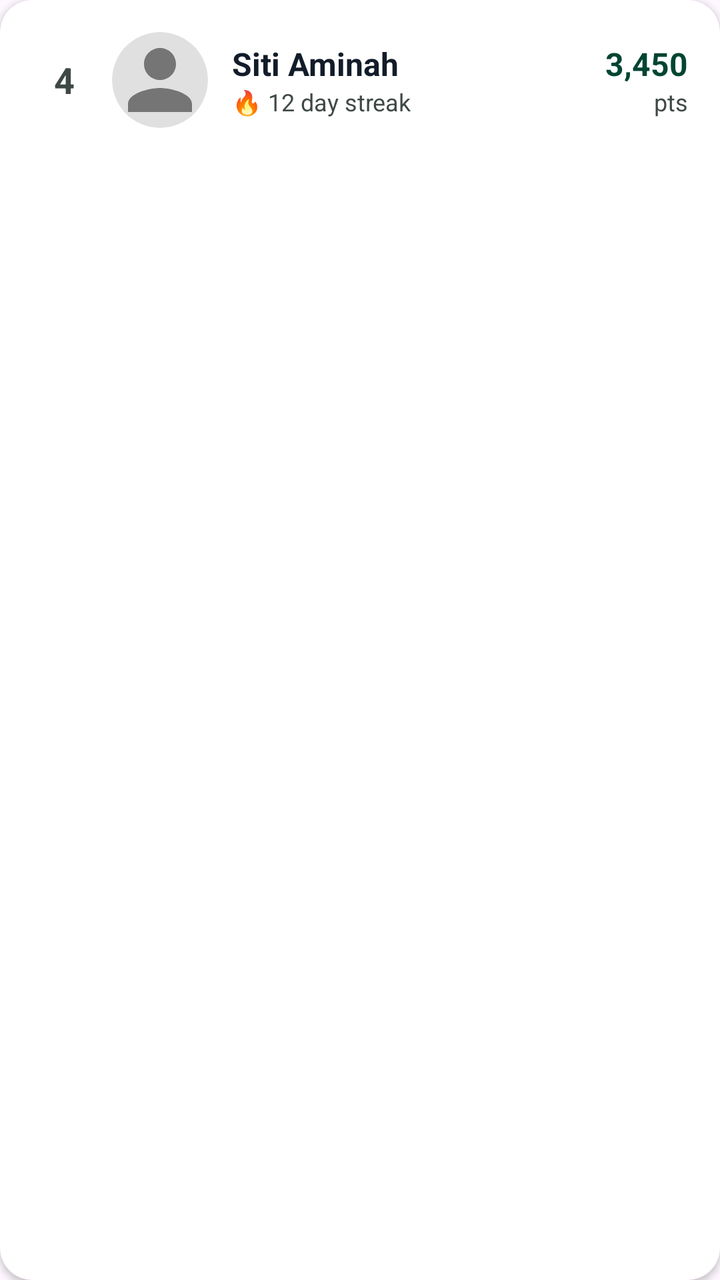
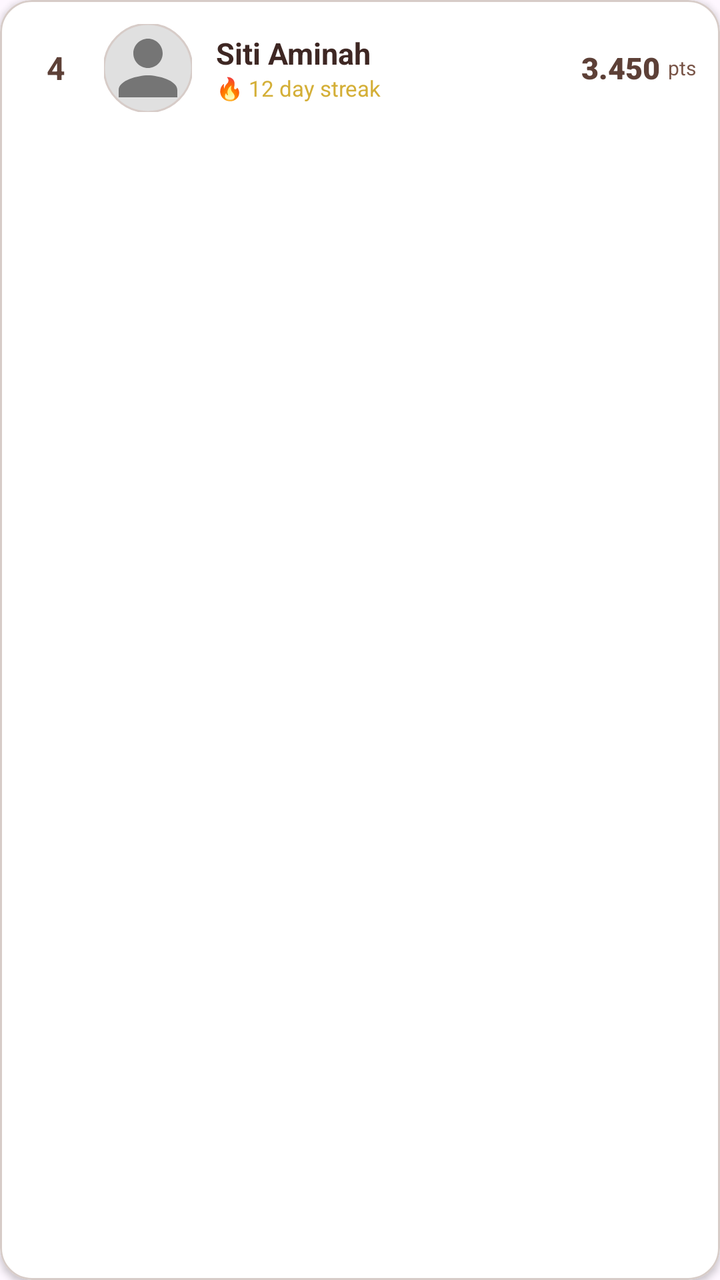

An Android layout rendered at two revisions. The XML below is the earlier revision; the diff shows what the commit changed to produce the second picture.
<!-- AndroidManifest.xml: application theme Theme.SambungAyat -->
<!-- res/layout/item_leaderboard.xml -->
<?xml version="1.0" encoding="utf-8"?>
<com.google.android.material.card.MaterialCardView
    xmlns:android="http://schemas.android.com/apk/res/android"
    xmlns:app="http://schemas.android.com/apk/res-auto"
    android:layout_width="match_parent"
    android:layout_height="wrap_content"
    android:layout_marginBottom="12dp"
    app:cardBackgroundColor="#FFFFFF"
    app:cardCornerRadius="16dp"
    app:cardElevation="2dp"
    app:strokeWidth="0dp">

    <LinearLayout
        android:layout_width="match_parent"
        android:layout_height="wrap_content"
        android:gravity="center_vertical"
        android:orientation="horizontal"
        android:padding="16dp">

        <TextView
            android:id="@+id/tvRank"
            android:layout_width="32dp"
            android:layout_height="wrap_content"
            android:gravity="center"
            android:text="4"
            android:textColor="#3F4944"
            android:textSize="18sp"
            android:textStyle="bold" />

        <com.google.android.material.imageview.ShapeableImageView
            android:id="@+id/imgAvatar"
            android:layout_width="48dp"
            android:layout_height="48dp"
            android:layout_marginStart="8dp"
            android:scaleType="centerCrop"
            android:src="@drawable/sample_avatar"
            app:shapeAppearanceOverlay="@style/CircleImage" />

        <LinearLayout
            android:layout_width="0dp"
            android:layout_height="wrap_content"
            android:layout_marginStart="12dp"
            android:layout_weight="1"
            android:orientation="vertical">

            <TextView
                android:id="@+id/tvName"
                android:layout_width="wrap_content"
                android:layout_height="wrap_content"
                android:text="Siti Aminah"
                android:textColor="#121C2A"
                android:textSize="16sp"
                android:textStyle="bold" />

            <TextView
                android:id="@+id/tvStreak"
                android:layout_width="wrap_content"
                android:layout_height="wrap_content"
                android:text="🔥 12 day streak"
                android:textColor="#3F4944"
                android:textSize="12sp" />
        </LinearLayout>

        <LinearLayout
            android:layout_width="wrap_content"
            android:layout_height="wrap_content"
            android:gravity="end"
            android:orientation="vertical">

            <TextView
                android:id="@+id/tvPoints"
                android:layout_width="wrap_content"
                android:layout_height="wrap_content"
                android:text="3,450"
                android:textColor="#004532"
                android:textSize="16sp"
                android:textStyle="bold" />

            <TextView
                android:layout_width="wrap_content"
                android:layout_height="wrap_content"
                android:text="pts"
                android:textColor="#3F4944"
                android:textSize="12sp" />
        </LinearLayout>
    </LinearLayout>
</com.google.android.material.card.MaterialCardView>
<!-- resources referenced by this layout -->
<resources>
  <!-- drawable sample_avatar (drawable) -->
  <vector xmlns:android="http://schemas.android.com/apk/res/android"
      android:width="128dp"
      android:height="128dp"
      android:viewportWidth="24"
      android:viewportHeight="24">
      <path
          android:fillColor="#E0E0E0"
          android:pathData="M12,12m-12,0a12,12 0,1 1,24 0a12,12 0,1 1,-24 0" />
      <path
          android:fillColor="#757575"
          android:pathData="M12,12c2.21,0 4,-1.79 4,-4s-1.79,-4 -4,-4 -4,1.79 -4,4 1.79,4 4,4zM12,14c-2.67,0 -8,1.34 -8,4v2h16v-2c0,-2.66 -5.33,-4 -8,-4z" />
  </vector>
  <style name="CircleImage">
          <item name="cornerSize">50%</item>
      </style>
  <style name="Theme.SambungAyat" parent="Base.Theme.SambungAyat" />
  <style name="Base.Theme.SambungAyat" parent="Theme.Material3.DayNight.NoActionBar">
          
          
      </style>
</resources>

<!-- the commit's change to res/layout/item_leaderboard.xml (unified diff, before → after) -->
@@ -1,21 +1,21 @@
 <?xml version="1.0" encoding="utf-8"?>
-<com.google.android.material.card.MaterialCardView
-    xmlns:android="http://schemas.android.com/apk/res/android"
+<com.google.android.material.card.MaterialCardView xmlns:android="http://schemas.android.com/apk/res/android"
     xmlns:app="http://schemas.android.com/apk/res-auto"
     android:layout_width="match_parent"
     android:layout_height="wrap_content"
     android:layout_marginBottom="12dp"
-    app:cardBackgroundColor="#FFFFFF"
+    app:cardBackgroundColor="@color/white"
     app:cardCornerRadius="16dp"
     app:cardElevation="2dp"
-    app:strokeWidth="0dp">
+    app:strokeColor="@color/border_subtle"
+    app:strokeWidth="1dp">
 
     <LinearLayout
         android:layout_width="match_parent"
         android:layout_height="wrap_content"
         android:gravity="center_vertical"
         android:orientation="horizontal"
-        android:padding="16dp">
+        android:padding="12dp">
 
         <TextView
             android:id="@+id/tvRank"
@@ -23,18 +23,20 @@
             android:layout_height="wrap_content"
             android:gravity="center"
             android:text="4"
-            android:textColor="#3F4944"
-            android:textSize="18sp"
+            android:textColor="@color/primary"
+            android:textSize="16sp"
             android:textStyle="bold" />
 
         <com.google.android.material.imageview.ShapeableImageView
             android:id="@+id/imgAvatar"
-            android:layout_width="48dp"
-            android:layout_height="48dp"
+            android:layout_width="44dp"
+            android:layout_height="44dp"
             android:layout_marginStart="8dp"
             android:scaleType="centerCrop"
             android:src="@drawable/sample_avatar"
-            app:shapeAppearanceOverlay="@style/CircleImage" />
+            app:shapeAppearanceOverlay="@style/CircleImage"
+            app:strokeColor="@color/border_subtle"
+            app:strokeWidth="1dp" />
 
         <LinearLayout
             android:layout_width="0dp"
@@ -48,8 +50,8 @@
                 android:layout_width="wrap_content"
                 android:layout_height="wrap_content"
                 android:text="Siti Aminah"
-                android:textColor="#121C2A"
-                android:textSize="16sp"
+                android:textColor="@color/text_main"
+                android:textSize="15sp"
                 android:textStyle="bold" />
 
             <TextView
@@ -57,31 +59,26 @@
                 android:layout_width="wrap_content"
                 android:layout_height="wrap_content"
                 android:text="🔥 12 day streak"
-                android:textColor="#3F4944"
-                android:textSize="12sp" />
+                android:textColor="@color/secondary"
+                android:textSize="11sp" />
         </LinearLayout>
 
-        <LinearLayout
+        <TextView
+            android:id="@+id/tvPoints"
             android:layout_width="wrap_content"
             android:layout_height="wrap_content"
-            android:gravity="end"
-            android:orientation="vertical">
+            android:text="3.450"
+            android:textColor="@color/primary"
+            android:textSize="15sp"
+            android:textStyle="bold"
+            android:fontFamily="sans-serif-black" />
 
-            <TextView
-                android:id="@+id/tvPoints"
-                android:layout_width="wrap_content"
-                android:layout_height="wrap_content"
-                android:text="3,450"
-                android:textColor="#004532"
-                android:textSize="16sp"
-                android:textStyle="bold" />
-
-            <TextView
-                android:layout_width="wrap_content"
-                android:layout_height="wrap_content"
-                android:text="pts"
-                android:textColor="#3F4944"
-                android:textSize="12sp" />
-        </LinearLayout>
+        <TextView
+            android:layout_width="wrap_content"
+            android:layout_height="wrap_content"
+            android:layout_marginStart="4dp"
+            android:text="pts"
+            android:textColor="@color/text_variant"
+            android:textSize="10sp" />
     </LinearLayout>
 </com.google.android.material.card.MaterialCardView>
<!-- resource entries referenced after the edit -->
@@ -1,5 +1,11 @@
 <!-- resources referenced by this layout -->
 <resources>
+  <color name="border_subtle">#D7CCC8</color>
+  <color name="primary">#5D4037</color>
+  <color name="secondary">#D4AF37</color>
+  <color name="text_main">#3E2723</color>
+  <color name="text_variant">#795548</color>
+  <color name="white">#FFFFFF</color>
   <!-- drawable sample_avatar (drawable) -->
   <vector xmlns:android="http://schemas.android.com/apk/res/android"
       android:width="128dp"
@@ -19,7 +25,22 @@
   <style name="Theme.SambungAyat" parent="Base.Theme.SambungAyat" />
   <style name="Base.Theme.SambungAyat" parent="Theme.Material3.DayNight.NoActionBar">
           
+          <item name="colorPrimary">@color/primary</item>
+          <item name="colorOnPrimary">@color/white</item>
+          <item name="colorPrimaryContainer">@color/primary_container</item>
+          <item name="colorOnPrimaryContainer">@color/text_main</item>
+  
           
+          <item name="colorSecondary">@color/secondary</item>
+          <item name="colorOnSecondary">@color/white</item>
+  
+          
+          <item name="colorAccent">@color/primary</item>
+          <item name="android:statusBarColor">@color/primary</item>
+  
+          
+          <item name="materialButtonStyle">@style/Widget.Material3.Button</item>
       </style>
+  <color name="primary_container">#EFEBE9</color>
 </resources>
 
